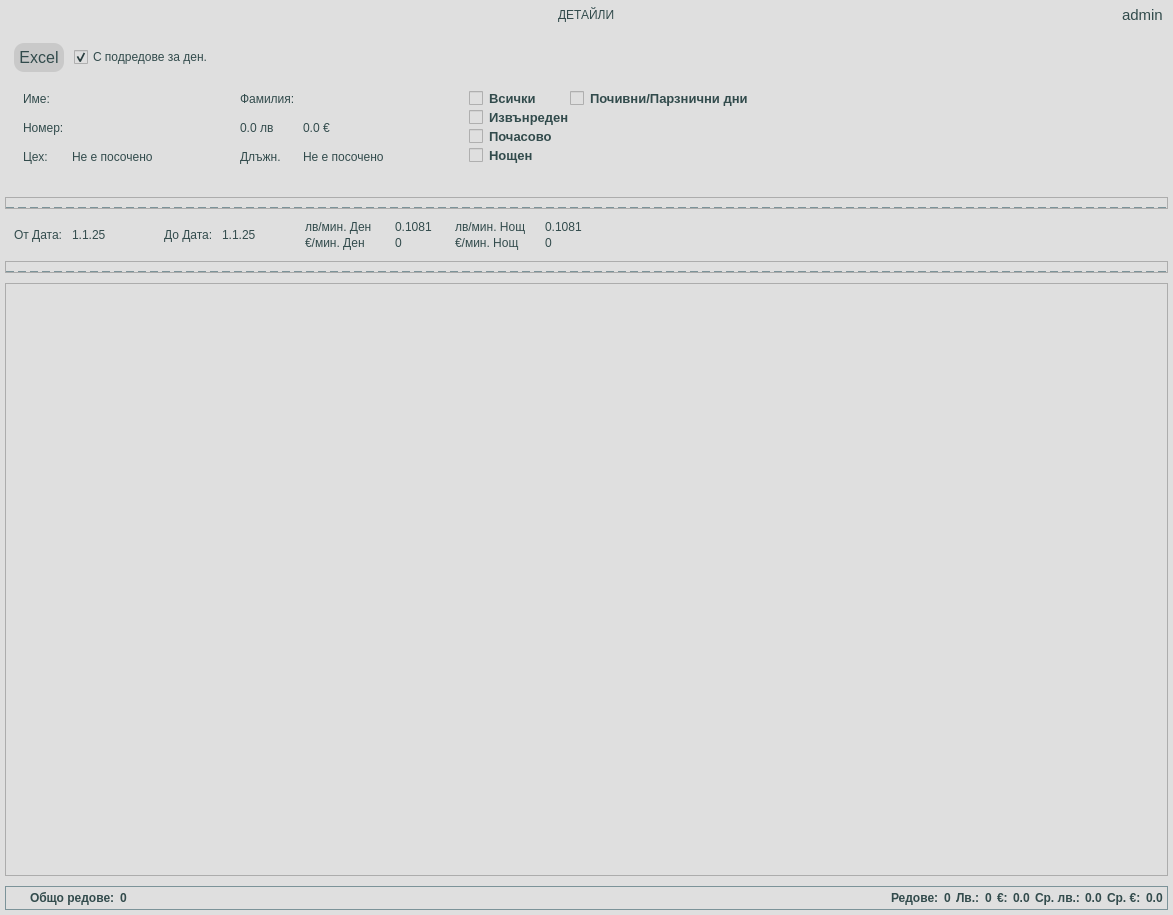
The window that app/ui/widgets/customPaymentsDetailsWidget.ui (DevilPhp/WorkSalary.v01) describes before a commit, drawn with Qt 5.
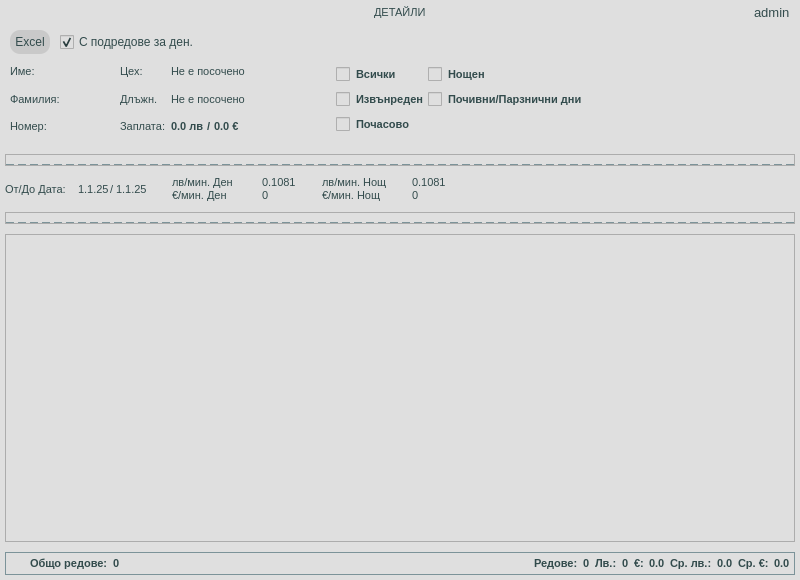
The same window after the commit. Icons and pictures are not drawn.

```diff
--- a/app/ui/widgets/customPaymentsDetailsWidget.ui
+++ b/app/ui/widgets/customPaymentsDetailsWidget.ui
@@ -6,14 +6,14 @@
    <rect>
     <x>0</x>
     <y>0</y>
-    <width>1173</width>
-    <height>915</height>
+    <width>800</width>
+    <height>580</height>
    </rect>
   </property>
   <property name="minimumSize">
    <size>
-    <width>900</width>
-    <height>800</height>
+    <width>800</width>
+    <height>580</height>
    </size>
   </property>
   <property name="windowTitle">
@@ -22,7 +22,7 @@
   <property name="styleSheet">
    <string notr="true">*{
 	background-color: #dfdfdf;
-	font: 700 10pt &quot;Segoe UI&quot;;
+	font: 600 9pt &quot;Segoe UI&quot;;
 	color: #324b4c;
 }
 
@@ -40,7 +40,7 @@
 	border: none;
 	padding: 5px;
 	border-radius: 10px;
-	font-size: 12pt;
+	font-size: 9pt;
 }
 
 QPushButton:hover{
@@ -50,21 +50,29 @@
 QLineEdit{
 	border: none;
 	border-bottom: 1px solid #7c9399;
-	max-width: 40px;
+	max-width: 35px;
+}
+
+QLabel {
+	font-size:8pt;
 }
 
 #widget_6 QCheckBox {
-	font-size: 10pt;
+	font-size: 8pt;
 	padding: 0px;
-	font-weight: 600;
+	font-weight: 500;
+}
+
+#workerNameLabel, #workerLastNameLabel, #workerNumberLabel, #paymentWidget QLabel {
+	font-weight: 900;
 }
 
 #statusBar {
 	border: 1px solid #7c9399;
 }
 #statusBar *{
-	font-size: 9pt;
-	font-weight: 600;
+	font-size: 8pt;
+	font-weight: 500;
 }
 
 #avrLevaLabel, #totalLevaLabel, #totalEuroLabel, #totalSelectedRows, #totalViewRows, #avrEuroLabel {
@@ -72,7 +80,7 @@
 }
 
 #modelHolder QLabel, #newModelInfoHolder *{
-	font-size: 10pt;
+	font-size: 9pt;
 }
 
 #optionsHolder, #optionsHolder_2 {
@@ -80,7 +88,7 @@
 }
 
 #pageTitle {
-	font: 700 13pt &quot;Segoe UI&quot;;
+	font: 700 11pt &quot;Segoe UI&quot;;
 }
 
 #userIcon, #fromCalendarBtn, #toCalendarBtn, #logoutBtn {
@@ -93,7 +101,7 @@
 }
 
 #usernameLabel {
-	font-size: 11pt;
+	font-size: 10pt;
 }</string>
   </property>
   <layout class="QVBoxLayout" name="verticalLayout">
@@ -116,7 +124,7 @@
     <widget class="QWidget" name="widget" native="true">
      <layout class="QVBoxLayout" name="verticalLayout_4">
       <property name="spacing">
-       <number>10</number>
+       <number>5</number>
       </property>
       <property name="leftMargin">
        <number>0</number>
@@ -180,7 +188,7 @@
           <widget class="QWidget" name="userHolder" native="true">
            <layout class="QHBoxLayout" name="horizontalLayout_3">
             <property name="spacing">
-             <number>10</number>
+             <number>3</number>
             </property>
             <property name="leftMargin">
              <number>0</number>
@@ -205,8 +213,8 @@
               </property>
               <property name="iconSize">
                <size>
-                <width>24</width>
-                <height>24</height>
+                <width>18</width>
+                <height>18</height>
                </size>
               </property>
              </widget>
@@ -225,8 +233,8 @@
               </property>
               <property name="iconSize">
                <size>
-                <width>24</width>
-                <height>24</height>
+                <width>18</width>
+                <height>18</height>
                </size>
               </property>
              </widget>
@@ -259,6 +267,21 @@
          </size>
         </property>
         <layout class="QVBoxLayout" name="verticalLayout_3">
+         <property name="spacing">
+          <number>5</number>
+         </property>
+         <property name="leftMargin">
+          <number>5</number>
+         </property>
+         <property name="topMargin">
+          <number>5</number>
+         </property>
+         <property name="rightMargin">
+          <number>5</number>
+         </property>
+         <property name="bottomMargin">
+          <number>5</number>
+         </property>
          <item alignment="Qt::AlignLeft">
           <widget class="QWidget" name="widget_7" native="true">
            <layout class="QHBoxLayout" name="horizontalLayout_5">
@@ -307,23 +330,38 @@
            </property>
            <property name="minimumSize">
             <size>
-             <width>320</width>
-             <height>100</height>
+             <width>280</width>
+             <height>85</height>
             </size>
            </property>
            <layout class="QHBoxLayout" name="horizontalLayout_9">
+            <property name="spacing">
+             <number>5</number>
+            </property>
+            <property name="leftMargin">
+             <number>0</number>
+            </property>
+            <property name="topMargin">
+             <number>0</number>
+            </property>
+            <property name="rightMargin">
+             <number>0</number>
+            </property>
+            <property name="bottomMargin">
+             <number>5</number>
+            </property>
             <item>
              <layout class="QGridLayout" name="workerInfoLayout">
               <property name="horizontalSpacing">
-               <number>8</number>
-              </property>
-              <property name="verticalSpacing">
                <number>5</number>
               </property>
+              <property name="verticalSpacing">
+               <number>3</number>
+              </property>
               <item row="2" column="2">
-               <widget class="QLabel" name="label_8">
+               <widget class="QLabel" name="label_4">
                 <property name="text">
-                 <string>Длъжн.</string>
+                 <string>Заплата:</string>
                 </property>
                </widget>
               </item>
@@ -334,20 +372,27 @@
                 </property>
                </widget>
               </item>
-              <item row="2" column="1">
-               <widget class="QLabel" name="workerPlaceLabel">
+              <item row="1" column="2">
+               <widget class="QLabel" name="label_8">
+                <property name="text">
+                 <string>Длъжн.</string>
+                </property>
+               </widget>
+              </item>
+              <item row="0" column="1">
+               <widget class="QLabel" name="workerNameLabel">
                 <property name="minimumSize">
                  <size>
-                  <width>160</width>
+                  <width>50</width>
                   <height>0</height>
                  </size>
                 </property>
                 <property name="text">
-                 <string>Не е посочено</string>
+                 <string/>
                 </property>
                </widget>
               </item>
-              <item row="2" column="3">
+              <item row="1" column="3" alignment="Qt::AlignLeft">
                <widget class="QLabel" name="workerPositionLabel">
                 <property name="minimumSize">
                  <size>
@@ -360,59 +405,93 @@
                 </property>
                </widget>
               </item>
-              <item row="1" column="1">
-               <widget class="QLabel" name="workerNumberLabel">
-                <property name="text">
-                 <string/>
-                </property>
+              <item row="2" column="3" alignment="Qt::AlignLeft">
+               <widget class="QWidget" name="paymentWidget" native="true">
+                <layout class="QHBoxLayout" name="horizontalLayout_13">
+                 <property name="spacing">
+                  <number>3</number>
+                 </property>
+                 <property name="leftMargin">
+                  <number>0</number>
+                 </property>
+                 <property name="topMargin">
+                  <number>0</number>
+                 </property>
+                 <property name="rightMargin">
+                  <number>0</number>
+                 </property>
+                 <property name="bottomMargin">
+                  <number>0</number>
+                 </property>
+                 <item>
+                  <widget class="QLabel" name="paymentLevaLabel">
+                   <property name="text">
+                    <string>0.0 лв</string>
+                   </property>
+                  </widget>
+                 </item>
+                 <item>
+                  <widget class="QLabel" name="label_2">
+                   <property name="text">
+                    <string>/</string>
+                   </property>
+                  </widget>
+                 </item>
+                 <item>
+                  <widget class="QLabel" name="paymentEuroLabel">
+                   <property name="text">
+                    <string>0.0 €</string>
+                   </property>
+                  </widget>
+                 </item>
+                </layout>
                </widget>
               </item>
-              <item row="2" column="0">
+              <item row="0" column="2">
                <widget class="QLabel" name="label_6">
                 <property name="text">
                  <string>Цех:</string>
                 </property>
                </widget>
               </item>
-              <item row="1" column="0">
+              <item row="2" column="0">
                <widget class="QLabel" name="label_5">
                 <property name="text">
                  <string>Номер:</string>
                 </property>
                </widget>
               </item>
-              <item row="0" column="2">
+              <item row="1" column="0">
                <widget class="QLabel" name="label_3">
                 <property name="text">
                  <string>Фамилия:</string>
                 </property>
                </widget>
               </item>
-              <item row="0" column="3">
+              <item row="2" column="1">
+               <widget class="QLabel" name="workerNumberLabel">
+                <property name="text">
+                 <string/>
+                </property>
+               </widget>
+              </item>
+              <item row="1" column="1">
                <widget class="QLabel" name="workerLastNameLabel">
                 <property name="text">
                  <string/>
                 </property>
                </widget>
               </item>
-              <item row="0" column="1">
-               <widget class="QLabel" name="workerNameLabel">
-                <property name="text">
-                 <string/>
+              <item row="0" column="3">
+               <widget class="QLabel" name="workerPlaceLabel">
+                <property name="minimumSize">
+                 <size>
+                  <width>160</width>
+                  <height>0</height>
+                 </size>
                 </property>
-               </widget>
-              </item>
-              <item row="1" column="2">
-               <widget class="QLabel" name="paymentLevaLabel">
                 <property name="text">
-                 <string>0.0 лв</string>
-                </property>
-               </widget>
-              </item>
-              <item row="1" column="3">
-               <widget class="QLabel" name="paymentEuroLabel">
-                <property name="text">
-                 <string>0.0 €</string>
+                 <string>Не е посочено</string>
                 </property>
                </widget>
               </item>
@@ -444,6 +523,9 @@
                </property>
                <item>
                 <layout class="QGridLayout" name="gridLayout_3">
+                 <property name="spacing">
+                  <number>3</number>
+                 </property>
                  <item row="1" column="0">
                   <widget class="QCheckBox" name="selectAllCheckBox">
                    <property name="text">
@@ -458,13 +540,6 @@
                    </property>
                   </widget>
                  </item>
-                 <item row="4" column="0">
-                  <widget class="QCheckBox" name="nightTimeCheckBox">
-                   <property name="text">
-                    <string>Нощен</string>
-                   </property>
-                  </widget>
-                 </item>
                  <item row="2" column="0">
                   <widget class="QCheckBox" name="overtimeCheckBox">
                    <property name="text">
@@ -473,6 +548,13 @@
                   </widget>
                  </item>
                  <item row="1" column="1">
+                  <widget class="QCheckBox" name="nightTimeCheckBox">
+                   <property name="text">
+                    <string>Нощен</string>
+                   </property>
+                  </widget>
+                 </item>
+                 <item row="2" column="1">
                   <widget class="QCheckBox" name="weekendHolidaysCheckBox">
                    <property name="text">
                     <string>Почивни/Парзнични дни</string>
@@ -545,7 +627,7 @@
           <widget class="QWidget" name="widget_5" native="true">
            <layout class="QHBoxLayout" name="horizontalLayout_8">
             <property name="spacing">
-             <number>40</number>
+             <number>25</number>
             </property>
             <property name="leftMargin">
              <number>0</number>
@@ -559,41 +641,98 @@
             <property name="bottomMargin">
              <number>0</number>
             </property>
-            <item>
-             <widget class="QWidget" name="widget_12" native="true">
-              <layout class="QHBoxLayout" name="horizontalLayout_7">
-               <item>
-                <widget class="QLabel" name="label_25">
-                 <property name="text">
-                  <string>От Дата: </string>
-                 </property>
+            <item alignment="Qt::AlignLeft">
+             <widget class="QWidget" name="widget_14" native="true">
+              <property name="minimumSize">
+               <size>
+                <width>0</width>
+                <height>0</height>
+               </size>
+              </property>
+              <layout class="QHBoxLayout" name="horizontalLayout_17">
+               <property name="spacing">
+                <number>7</number>
+               </property>
+               <property name="leftMargin">
+                <number>0</number>
+               </property>
+               <property name="topMargin">
+                <number>0</number>
+               </property>
+               <property name="rightMargin">
+                <number>0</number>
+               </property>
+               <property name="bottomMargin">
+                <number>0</number>
+               </property>
+               <item alignment="Qt::AlignLeft">
+                <widget class="QWidget" name="widget_20" native="true">
+                 <layout class="QHBoxLayout" name="horizontalLayout_14">
+                  <property name="spacing">
+                   <number>0</number>
+                  </property>
+                  <property name="leftMargin">
+                   <number>0</number>
+                  </property>
+                  <property name="topMargin">
+                   <number>0</number>
+                  </property>
+                  <property name="rightMargin">
+                   <number>2</number>
+                  </property>
+                  <property name="bottomMargin">
+                   <number>0</number>
+                  </property>
+                  <item>
+                   <widget class="QLabel" name="label_27">
+                    <property name="text">
+                     <string>От/До Дата: </string>
+                    </property>
+                   </widget>
+                  </item>
+                 </layout>
                 </widget>
                </item>
-               <item>
-                <widget class="QLabel" name="fromDateLineEdit">
-                 <property name="text">
-                  <string>1.1.25</string>
-                 </property>
-                </widget>
-               </item>
-              </layout>
-             </widget>
-            </item>
-            <item>
-             <widget class="QWidget" name="widget_11" native="true">
-              <layout class="QHBoxLayout" name="horizontalLayout_6">
-               <item>
-                <widget class="QLabel" name="label_26">
-                 <property name="text">
-                  <string>До Дата: </string>
-                 </property>
-                </widget>
-               </item>
-               <item>
-                <widget class="QLabel" name="toDateLineEdit">
-                 <property name="text">
-                  <string>1.1.25</string>
-                 </property>
+               <item alignment="Qt::AlignLeft">
+                <widget class="QWidget" name="widget_21" native="true">
+                 <layout class="QHBoxLayout" name="horizontalLayout_15">
+                  <property name="spacing">
+                   <number>1</number>
+                  </property>
+                  <property name="leftMargin">
+                   <number>0</number>
+                  </property>
+                  <property name="topMargin">
+                   <number>0</number>
+                  </property>
+                  <property name="rightMargin">
+                   <number>0</number>
+                  </property>
+                  <property name="bottomMargin">
+                   <number>0</number>
+                  </property>
+                  <item>
+                   <widget class="QLabel" name="fromDateLineEdit">
+                    <property name="text">
+                     <string>1.1.25</string>
+                    </property>
+                   </widget>
+                  </item>
+                  <item>
+                   <widget class="QLabel" name="label_10">
+                    <property name="text">
+                     <string>/</string>
+                    </property>
+                   </widget>
+                  </item>
+                  <item>
+                   <widget class="QLabel" name="toDateLineEdit">
+                    <property name="text">
+                     <string>1.1.25</string>
+                    </property>
+                   </widget>
+                  </item>
+                 </layout>
                 </widget>
                </item>
               </layout>
@@ -781,8 +920,8 @@
        <rect>
         <x>0</x>
         <y>0</y>
-        <width>1161</width>
-        <height>557</height>
+        <width>788</width>
+        <height>283</height>
        </rect>
       </property>
       <layout class="QVBoxLayout" name="verticalLayout_12">
```
